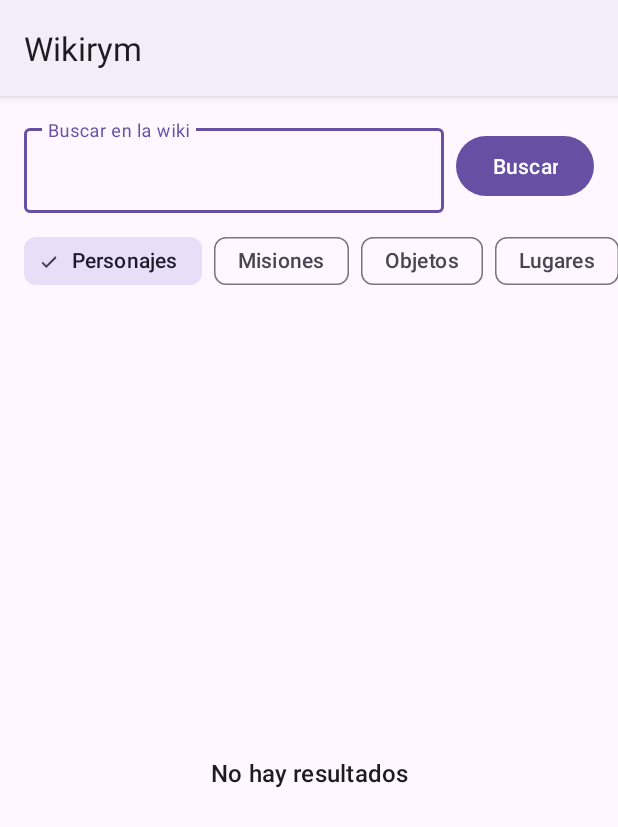
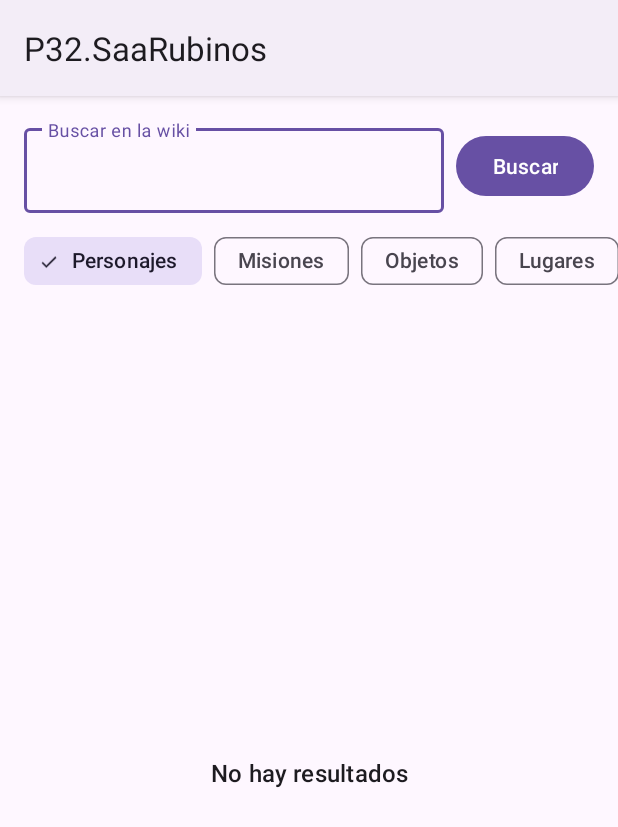
Before and after one commit to PedroSaavedraR/Wikirym, an Android app: the screen it shows after launch (MainActivity), on a phone screen of 412 x 824 dp. Shown: the top 827 px of the screen. Run offline under Robolectric (Android 15) with nearby library versions, the phone set to English and light mode, and no system bars; network calls fail; 1 statement that could not run was skipped.

Commit message:
Renombrar el proyecto a P32.SaaRubinos

```diff
--- a/app/src/main/res/values/strings.xml
+++ b/app/src/main/res/values/strings.xml
@@ -1,5 +1,5 @@
 <resources>
-    <string name="app_name">Wikirym</string>
+    <string name="app_name">P32.SaaRubinos</string>
 
     <string name="error_general">Ups, ha ocurrido un error</string>
 
--- a/settings.gradle.kts
+++ b/settings.gradle.kts
@@ -22,5 +22,5 @@ dependencyResolutionManagement {
     }
 }
 
-rootProject.name = "Wikirym"
+rootProject.name = "P32.SaaRubinos"
 include(":app")
```
Also changed, not shown: 2 other files.
